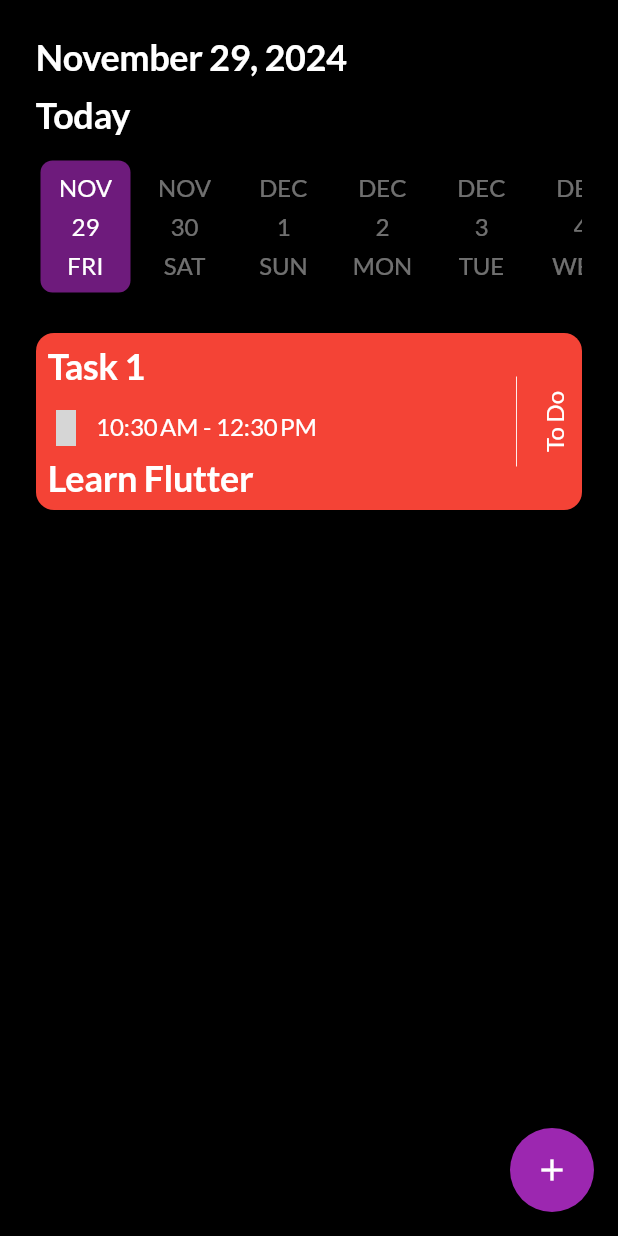
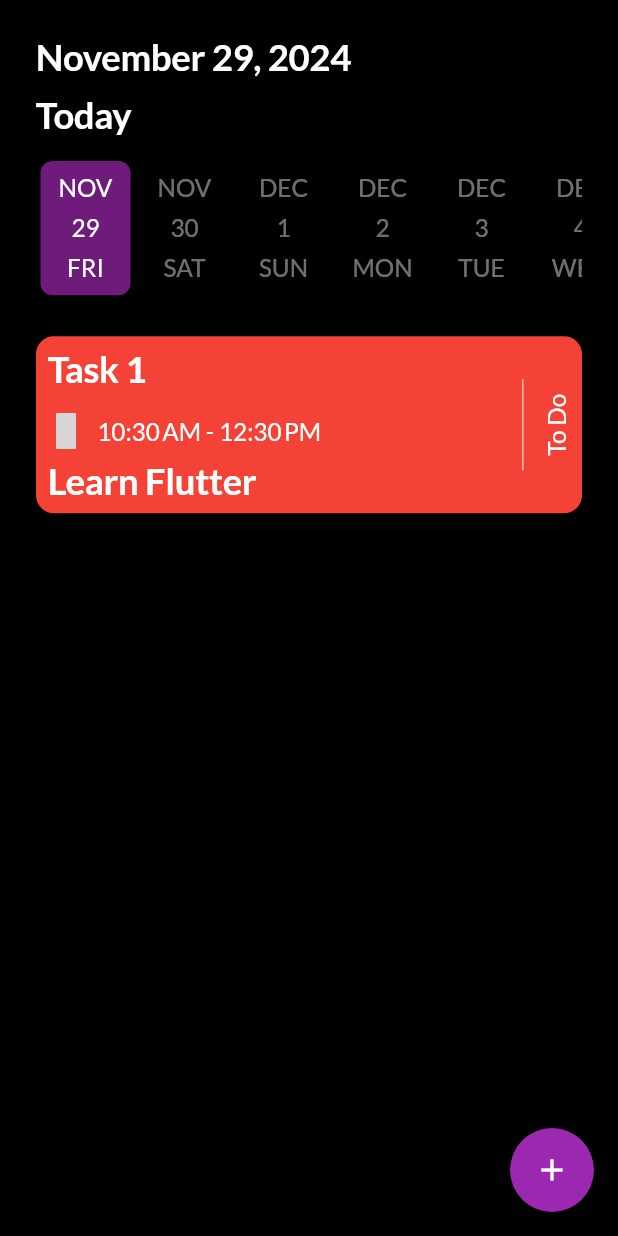
Before and after one commit to zyaddmostafa/to-do-app, a Flutter app: the screen it shows after launch, after a tap on "Skip", after a tap on "Get Started", on a phone screen of 412 x 824 dp. Run offline on Flutter 3.47's test engine with Material 3 defaults, Android fonts, the phone set to English and light mode, and no system bars; drawn by our look-alikes of date_picker_timeline; our stand-ins replace flutter_screenutil, get_it, google_fonts, shared_preferences, smooth_page_indicator; missing offline and left inert: font_awesome_icon_class; grey boxes are pictures that could not be loaded.

Commit message:
finsish add task and make the design responsive

```diff
--- a/lib/app/app.dart
+++ b/lib/app/app.dart
@@ -1,4 +1,5 @@
 import 'package:flutter/material.dart';
+import 'package:flutter_screenutil/flutter_screenutil.dart';
 import 'package:to_do_app/core/theme/theme.dart';
 import 'package:to_do_app/features/auth/presentation/views/splash/splash_view.dart';
 
@@ -7,6 +8,11 @@ class App extends StatelessWidget {
 
   @override
   Widget build(BuildContext context) {
+    return ScreenUtilInit(
+      designSize: const Size(375, 812),
+      minTextAdapt: true,
+      splitScreenMode: true,
+      builder: (context, child) {
         return MaterialApp(
           debugShowCheckedModeBanner: false,
           theme: getThemeData(),
@@ -14,5 +20,7 @@ class App extends StatelessWidget {
           themeMode: ThemeMode.light,
           home: const SplashView(),
         );
+      },
+    );
   }
 }
--- a/lib/core/theme/theme.dart
+++ b/lib/core/theme/theme.dart
@@ -1,4 +1,5 @@
 import 'package:flutter/material.dart';
+import 'package:flutter_screenutil/flutter_screenutil.dart';
 import 'package:google_fonts/google_fonts.dart';
 import 'package:to_do_app/core/utils/app_color.dart';
 
@@ -9,19 +10,19 @@ ThemeData getThemeData() {
       textTheme: TextTheme(
         displayLarge: TextStyle(
           fontFamily: GoogleFonts.lato().fontFamily,
-          fontSize: 32,
+          fontSize: 32.sp,
           fontWeight: FontWeight.w700,
           color: AppColor.secondaryColor,
         ),
         displayMedium: TextStyle(
           fontFamily: GoogleFonts.lato().fontFamily,
-          fontSize: 16,
+          fontSize: 16.sp,
           fontWeight: FontWeight.w400,
           color: AppColor.secondaryColor,
         ),
         displaySmall: TextStyle(
           fontFamily: GoogleFonts.lato().fontFamily,
-          fontSize: 16,
+          fontSize: 16.sp,
           color: AppColor.secondaryColor.withOpacity(0.44),
         ),
       ),
@@ -38,7 +39,7 @@ ThemeData getThemeData() {
         fillColor: AppColor.semiblack,
         hintStyle: TextStyle(
           fontFamily: GoogleFonts.lato().fontFamily,
-          fontSize: 16,
+          fontSize: 16.sp,
           fontWeight: FontWeight.w400,
           color: AppColor.secondaryColor,
         ),
@@ -58,19 +59,19 @@ ThemeData getThemeDarkData() {
     textTheme: TextTheme(
       displayLarge: TextStyle(
         fontFamily: GoogleFonts.lato().fontFamily,
-        fontSize: 32,
+        fontSize: 32.sp,
         fontWeight: FontWeight.w700,
         color: AppColor.secondaryColor,
       ),
       displayMedium: TextStyle(
         fontFamily: GoogleFonts.lato().fontFamily,
-        fontSize: 16,
+        fontSize: 16.sp,
         fontWeight: FontWeight.w400,
         color: AppColor.secondaryColor,
       ),
       displaySmall: TextStyle(
         fontFamily: GoogleFonts.lato().fontFamily,
-        fontSize: 16,
+        fontSize: 16.sp,
         color: AppColor.secondaryColor.withOpacity(0.44),
       ),
     ),
--- a/lib/core/utils/app_color.dart
+++ b/lib/core/utils/app_color.dart
@@ -12,4 +12,15 @@ class AppColor {
   static const bluegrey = Colors.blueGrey;
   static const deepgrey = Color(0xff424242);
   static const semiblack = Color(0xff1D1D1D);
+
+  static const List<Color> colorList = [
+    primaryColor,
+    red,
+    green,
+    blue,
+    deepgrey,
+    orange,
+
+    // deep grey
+  ];
 }
--- a/lib/core/widgets/custom_button.dart
+++ b/lib/core/widgets/custom_button.dart
@@ -1,4 +1,5 @@
 import 'package:flutter/material.dart';
+import 'package:flutter_screenutil/flutter_screenutil.dart';
 import 'package:to_do_app/core/utils/app_color.dart';
 
 class Custombutton extends StatelessWidget {
@@ -16,8 +17,8 @@ class Custombutton extends StatelessWidget {
     return Padding(
       padding: const EdgeInsets.only(bottom: 24),
       child: SizedBox(
-        height: 48,
-        width: 327,
+        height: 48.h,
+        width: 327.w,
         child: ElevatedButton(
           style: ElevatedButton.styleFrom(
             backgroundColor: color,
--- a/lib/features/auth/presentation/views/onbordering_screens/onbordering_screens.dart
+++ b/lib/features/auth/presentation/views/onbordering_screens/onbordering_screens.dart
@@ -1,4 +1,5 @@
 import 'package:flutter/material.dart';
+import 'package:flutter_screenutil/flutter_screenutil.dart';
 
 import 'package:smooth_page_indicator/smooth_page_indicator.dart';
 import 'package:to_do_app/core/database/cached_helper.dart';
@@ -47,18 +48,18 @@ class _OnborderingScreensState extends State<OnborderingScreens> {
                                       );
                                     }),
                               )
-                            : const SizedBox(
-                                height: 47,
+                            : SizedBox(
+                                height: 47.h,
                               ),
-                        const SizedBox(
-                          height: 16,
+                        SizedBox(
+                          height: 16.h,
                         ),
                         //image
                         Image.asset(
                           OnborderModel.onborderList[index].image,
                         ),
-                        const SizedBox(
-                          height: 16,
+                        SizedBox(
+                          height: 16.h,
                         ),
 
                         //donts
@@ -69,28 +70,28 @@ class _OnborderingScreensState extends State<OnborderingScreens> {
                               dotColor:
                                   AppColor.secondaryColor.withOpacity(0.44),
                               activeDotColor: AppColor.primaryColor,
-                              dotHeight: 8,
-                              dotWidth: 20,
+                              dotHeight: 8.h,
+                              dotWidth: 20.w,
                               spacing: 4,
                             )),
-                        const SizedBox(
-                          height: 50,
+                        SizedBox(
+                          height: 50.h,
                         ),
                         //title
                         Text(
                           OnborderModel.onborderList[index].title,
                           style: Theme.of(context).textTheme.displayLarge,
                         ),
-                        const SizedBox(
-                          height: 40,
+                        SizedBox(
+                          height: 40.h,
                         ),
                         //description
                         Text(
                           OnborderModel.onborderList[index].subtitle,
                           style: Theme.of(context).textTheme.displayMedium,
                         ),
-                        const SizedBox(
-                          height: 90,
+                        SizedBox(
+                          height: 90.h,
                         ),
                         // buttons
                         Row(
--- a/lib/features/auth/presentation/views/splash/splash_view.dart
+++ b/lib/features/auth/presentation/views/splash/splash_view.dart
@@ -1,4 +1,5 @@
 import 'package:flutter/material.dart';
+import 'package:flutter_screenutil/flutter_screenutil.dart';
 import 'package:google_fonts/google_fonts.dart';
 import 'package:to_do_app/core/database/cached_helper.dart';
 import 'package:to_do_app/core/services/service_locator.dart';
@@ -45,12 +46,14 @@ class _SplashViewState extends State<SplashView> {
           mainAxisAlignment: MainAxisAlignment.center,
           children: [
             Image.asset(AppAssets.logo),
-            const SizedBox(height: 10),
+            SizedBox(
+              height: 10.h,
+            ),
             Text(
               AppString.appname,
               style: TextStyle(
                 fontFamily: GoogleFonts.lato().fontFamily,
-                fontSize: 40,
+                fontSize: 40.sp,
                 fontWeight: FontWeight.bold,
                 color: AppColor.secondaryColor,
               ),
--- a/lib/features/task/components/time_picker_component.dart
+++ b/lib/features/task/components/time_picker_component.dart
@@ -1,4 +1,5 @@
 import 'package:flutter/material.dart';
+import 'package:flutter_screenutil/flutter_screenutil.dart';
 import 'package:font_awesome_icon_class/font_awesome_icon_class.dart';
 import 'package:to_do_app/core/utils/app_color.dart';
 import 'package:to_do_app/features/task/presentation/widgets/add_task_component.dart';
@@ -32,8 +33,8 @@ StatefulBuilder timePickerComponent(
               ),
             ),
           ),
-          const SizedBox(
-            width: 24,
+          SizedBox(
+            width: 24.w,
           ),
           Expanded(
             child: AddTaskComponent(
--- a/lib/features/task/presentation/views/home/home_view.dart
+++ b/lib/features/task/presentation/views/home/home_view.dart
@@ -1,5 +1,6 @@
 import 'package:date_picker_timeline/date_picker_widget.dart';
 import 'package:flutter/material.dart';
+import 'package:flutter_screenutil/flutter_screenutil.dart';
 import 'package:intl/intl.dart';
 import 'package:to_do_app/core/utils/app_color.dart';
 import 'package:to_do_app/core/utils/app_string.dart';
@@ -17,7 +18,7 @@ class HomeView extends StatelessWidget {
       floatingActionButton: FloatingActionButton(
         shape: RoundedRectangleBorder(borderRadius: BorderRadius.circular(50)),
         onPressed: () {
-          context.navigateTo(AddTaskView());
+          context.navigateTo(const AddTaskView());
         },
         backgroundColor: AppColor.primaryColor,
         child: const Icon(
@@ -35,23 +36,23 @@ class HomeView extends StatelessWidget {
               style: Theme.of(context)
                   .textTheme
                   .displayLarge!
-                  .copyWith(fontSize: 24),
+                  .copyWith(fontSize: 24.sp),
             ),
-            const SizedBox(
-              height: 12,
+            SizedBox(
+              height: 12.h,
             ),
             Text(
               AppString.today,
               style: Theme.of(context)
                   .textTheme
                   .displayLarge!
-                  .copyWith(fontSize: 24),
+                  .copyWith(fontSize: 24.sp),
             ),
-            const SizedBox(
-              height: 14,
+            SizedBox(
+              height: 14.h,
             ),
             DatePicker(
-              height: 94,
+              height: 94.h,
               DateTime.now(),
               initialSelectedDate: DateTime.now(),
               selectionColor: AppColor.primaryColor.withOpacity(0.7),
@@ -66,8 +67,8 @@ class HomeView extends StatelessWidget {
                 // });
               },
             ),
-            const SizedBox(
-              height: 24,
+            SizedBox(
+              height: 24.h,
             ),
             const TaskComponent(),
           ],
--- a/lib/features/task/presentation/widgets/task_card.dart
+++ b/lib/features/task/presentation/widgets/task_card.dart
@@ -1,4 +1,5 @@
 import 'package:flutter/material.dart';
+import 'package:flutter_screenutil/flutter_screenutil.dart';
 import 'package:font_awesome_icon_class/font_awesome_icon_class.dart';
 import 'package:intl/intl.dart';
 import 'package:to_do_app/core/utils/app_color.dart';
@@ -25,11 +26,11 @@ class TaskCard extends StatelessWidget {
                 Text(
                   'Task 1',
                   style: Theme.of(context).textTheme.displayLarge!.copyWith(
-                        fontSize: 24,
+                        fontSize: 24.sp,
                       ),
                 ),
-                const SizedBox(
-                  height: 8,
+                SizedBox(
+                  height: 8.h,
                 ),
                 Padding(
                   padding: const EdgeInsets.symmetric(vertical: 8),
@@ -40,15 +41,15 @@ class TaskCard extends StatelessWidget {
                         color: AppColor.secondaryColor,
                         size: 24,
                       ),
-                      const SizedBox(
-                        width: 8,
+                      SizedBox(
+                        width: 8.w,
                       ),
                       Text(
                         "${DateFormat.jm().format(DateTime.now())} - ${DateFormat.jm().format(DateTime.now().add(const Duration(hours: 2)))}",
                         style: Theme.of(context)
                             .textTheme
                             .displayMedium!
-                            .copyWith(fontSize: 16),
+                            .copyWith(fontSize: 16.sp),
                       ),
                     ],
                   ),
@@ -56,17 +57,17 @@ class TaskCard extends StatelessWidget {
                 Text(
                   'Learn Flutter',
                   style: Theme.of(context).textTheme.displayLarge!.copyWith(
-                        fontSize: 24,
+                        fontSize: 24.sp,
                       ),
                 )
               ],
             ),
-            const SizedBox(
-              width: 100,
+            SizedBox(
+              width: 100.w,
             ),
             Container(
-              height: 60,
-              width: 0.6,
+              height: 60.h,
+              width: 0.6.w,
               color: AppColor.secondaryColor,
             ),
             RotatedBox(
@@ -76,7 +77,7 @@ class TaskCard extends StatelessWidget {
                 style: Theme.of(context)
                     .textTheme
                     .displayMedium!
-                    .copyWith(fontSize: 16),
+                    .copyWith(fontSize: 16.sp),
               ),
             ),
           ],
--- a/lib/features/task/presentation/widgets/task_component.dart
+++ b/lib/features/task/presentation/widgets/task_component.dart
@@ -1,4 +1,5 @@
 import 'package:flutter/material.dart';
+import 'package:flutter_screenutil/flutter_screenutil.dart';
 import 'package:to_do_app/core/utils/app_color.dart';
 import 'package:to_do_app/core/utils/app_string.dart';
 import 'package:to_do_app/core/widgets/custom_button.dart';
@@ -18,7 +19,7 @@ class TaskComponent extends StatelessWidget {
           context: context,
           builder: (context) {
             return SizedBox(
-              height: 264,
+              height: 264.h,
               width: double.infinity,
               child: Padding(
                 padding: const EdgeInsets.all(24),
--- a/pubspec.yaml
+++ b/pubspec.yaml
@@ -32,6 +32,7 @@ dependencies:
   date_picker_timeline: ^1.2.6
   flutter:
     sdk: flutter
+  flutter_screenutil: ^5.9.3
   font_awesome_icon_class: ^0.0.6
   get_it: ^8.0.2
   google_fonts: ^6.2.1
```
Also changed, not shown: lib/features/task/presentation/views/add_task/add_task_view.dart (+74 -5 lines), lib/features/task/presentation/widgets/add_task_component.dart (+6 -5 lines), lib/features/task/presentation/widgets/no_task.dart (+5 -4 lines), pubspec.lock. Lines whose indentation alone changed are shown as unchanged.
